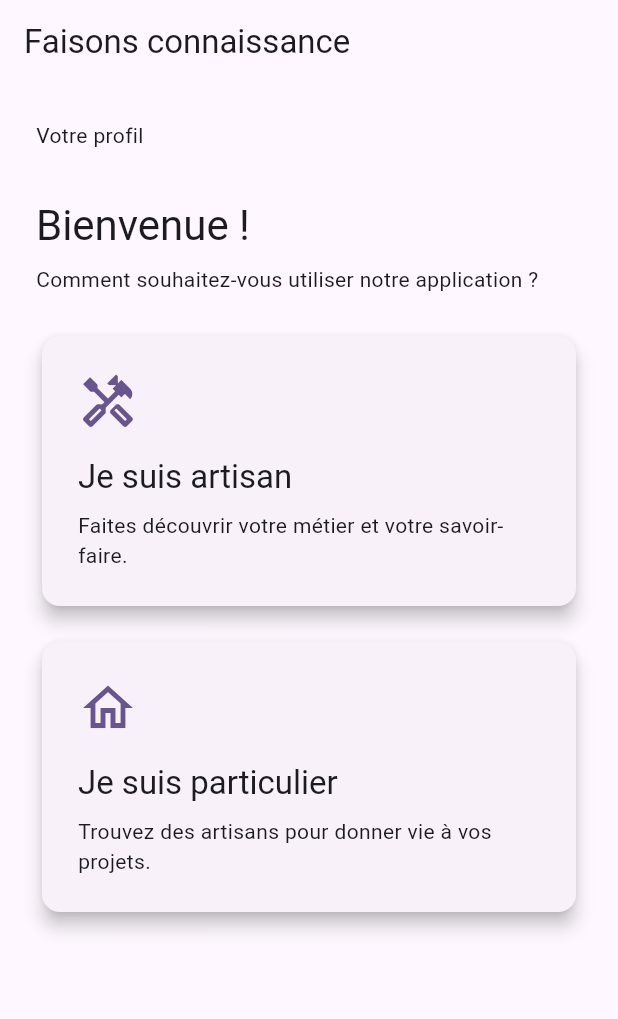
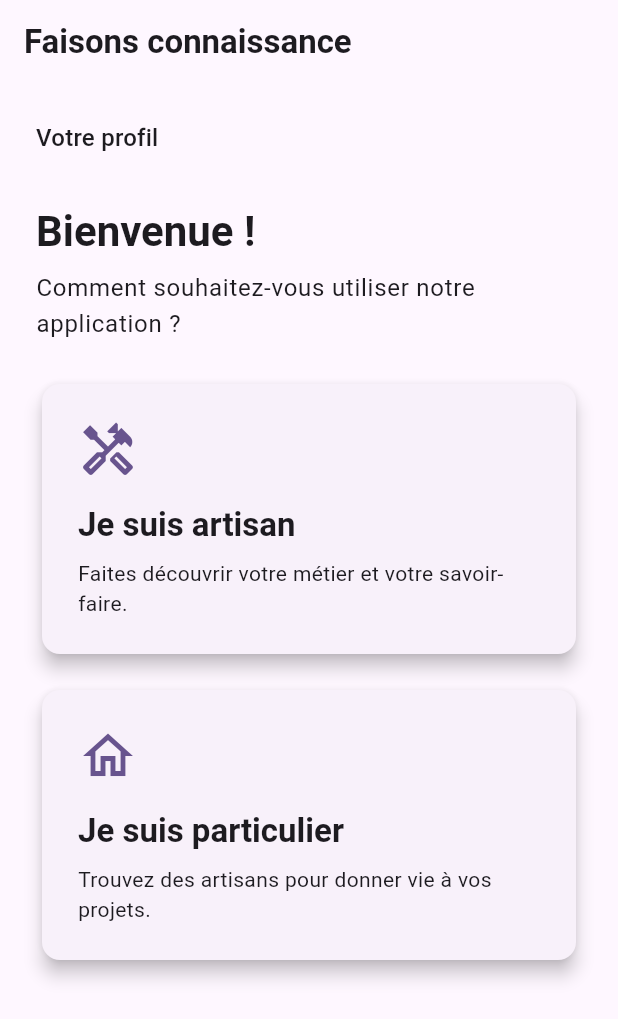
Before and after one commit to jipspaul/esme2026, a Flutter app: the screen it shows after launch, on a phone screen of 412 x 824 dp. Shown: the top 1019 px of the screen. Run offline on Flutter 3.47's test engine with Material 3 defaults, Android fonts, the phone set to English and light mode, and no system bars; our stand-ins replace go_router.

Commit message:
feat: refactor onboarding UI components and implement centralized app theme

```diff
--- a/lib/main.dart
+++ b/lib/main.dart
@@ -1,5 +1,5 @@
-import 'package:esme26/ui/pages/onboarding_page.dart';
 import 'package:esme26/ui/router.dart';
+import 'package:esme26/ui/theme/app_theme.dart';
 import 'package:flutter/material.dart';
 
 void main() {
@@ -14,7 +14,7 @@ class MyApp extends StatelessWidget {
   Widget build(BuildContext context) {
     return MaterialApp.router(
       title: 'Artisanat',
-      theme: ThemeData(colorScheme: .fromSeed(seedColor: Colors.deepPurple)),
+      theme: AppTheme.theme,
       routerConfig: _router,
     );
   }
--- /dev/null
+++ b/lib/ui/theme/app_theme.dart
@@ -0,0 +1,38 @@
+import 'package:flutter/material.dart';
+
+abstract final class AppTheme {
+  static const primaryColor = Colors.deepPurple;
+
+  static final colorScheme = ColorScheme.fromSeed(seedColor: primaryColor);
+  static final _baseTextTheme = Typography.material2021().black;
+
+  static final textTheme = _baseTextTheme
+      .copyWith(
+        headlineMedium: _baseTextTheme.headlineMedium?.copyWith(
+          fontWeight: FontWeight.bold,
+        ),
+        headlineSmall: _baseTextTheme.headlineSmall?.copyWith(
+          fontWeight: FontWeight.w600,
+        ),
+        titleLarge: _baseTextTheme.titleLarge?.copyWith(
+          fontWeight: FontWeight.w600,
+        ),
+      )
+      .apply(
+        bodyColor: colorScheme.onSurface,
+        displayColor: colorScheme.onSurface,
+      );
+
+  static final theme = ThemeData(
+    colorScheme: colorScheme,
+    textTheme: textTheme,
+    appBarTheme: AppBarTheme(
+      backgroundColor: colorScheme.surface,
+      foregroundColor: colorScheme.onSurface,
+      titleTextStyle: textTheme.titleLarge,
+    ),
+    inputDecorationTheme: InputDecorationTheme(
+      border: OutlineInputBorder(borderRadius: BorderRadius.circular(12)),
+    ),
+  );
+}
--- a/lib/ui/widgets/onboarding/onboarding_view.dart
+++ b/lib/ui/widgets/onboarding/onboarding_view.dart
@@ -16,10 +16,19 @@ class OnboardingView extends StatelessWidget {
       },
       child: Scaffold(
         appBar: AppBar(
-          title: const Text('Faisons connaissance'),
+          title: Text(
+            'Faisons connaissance',
+            style: Theme.of(context).textTheme.titleLarge,
+          ),
           leading: controller.isChoosingRole
               ? null
-              : IconButton(tooltip: 'Retour', onPressed: controller.canGoBack ? controller.requestBack : null, icon: const Icon(Icons.arrow_back)),
+              : IconButton(
+                  tooltip: 'Retour',
+                  onPressed: controller.canGoBack
+                      ? controller.requestBack
+                      : null,
+                  icon: const Icon(Icons.arrow_back),
+                ),
         ),
         body: SafeArea(
           child: Align(
@@ -30,9 +39,15 @@ class OnboardingView extends StatelessWidget {
                 padding: const EdgeInsets.all(24),
                 children: [
                   if (controller.isChoosingRole)
-                    const Text('Votre profil')
+                    Text(
+                      'Votre profil',
+                      style: Theme.of(context).textTheme.titleMedium,
+                    )
                   else ...[
-                    Text('Étape ${controller.stepNumber} sur ${controller.stepCount}'),
+                    Text(
+                      'Étape ${controller.stepNumber} sur ${controller.stepCount}',
+                      style: Theme.of(context).textTheme.bodySmall,
+                    ),
                     const SizedBox(height: 8),
                     LinearProgressIndicator(value: controller.progress),
                   ],
--- a/lib/ui/widgets/onboarding/role_step.dart
+++ b/lib/ui/widgets/onboarding/role_step.dart
@@ -13,7 +13,10 @@ class RoleStep extends StatelessWidget {
       children: [
         Text('Bienvenue !', style: Theme.of(context).textTheme.headlineMedium),
         const SizedBox(height: 8),
-        const Text('Comment souhaitez-vous utiliser notre application ?'),
+        Text(
+          'Comment souhaitez-vous utiliser notre application ?',
+          style: Theme.of(context).textTheme.bodyLarge,
+        ),
         const SizedBox(height: 24),
         _RoleCard(
           icon: Icons.handyman_outlined,
@@ -39,7 +42,12 @@ class _RoleCard extends StatelessWidget {
   final String description;
   final VoidCallback onTap;
 
-  const _RoleCard({required this.icon, required this.title, required this.description, required this.onTap});
+  const _RoleCard({
+    required this.icon,
+    required this.title,
+    required this.description,
+    required this.onTap,
+  });
 
   @override
   Widget build(BuildContext context) {
@@ -53,11 +61,15 @@ class _RoleCard extends StatelessWidget {
           child: Column(
             crossAxisAlignment: CrossAxisAlignment.start,
             children: [
-              Icon(icon, size: 40, color: Theme.of(context).colorScheme.primary),
+              Icon(
+                icon,
+                size: 40,
+                color: Theme.of(context).colorScheme.primary,
+              ),
               const SizedBox(height: 16),
               Text(title, style: Theme.of(context).textTheme.titleLarge),
               const SizedBox(height: 8),
-              Text(description),
+              Text(description, style: Theme.of(context).textTheme.bodyMedium),
             ],
           ),
         ),
```
Also changed, not shown: lib/ui/pages/home_page.dart (+17 -4 lines), lib/ui/pages/onboarding_page.dart (+10 -3 lines), lib/ui/widgets/onboarding/interests_step.dart (+38 -6 lines), lib/ui/widgets/onboarding/kyc_step.dart (+35 -7 lines), lib/ui/widgets/onboarding/location_step.dart (+14 -4 lines), lib/ui/widgets/onboarding/name_step.dart (+11 -3 lines), lib/ui/widgets/onboarding/trade_step.dart (+22 -5 lines).
